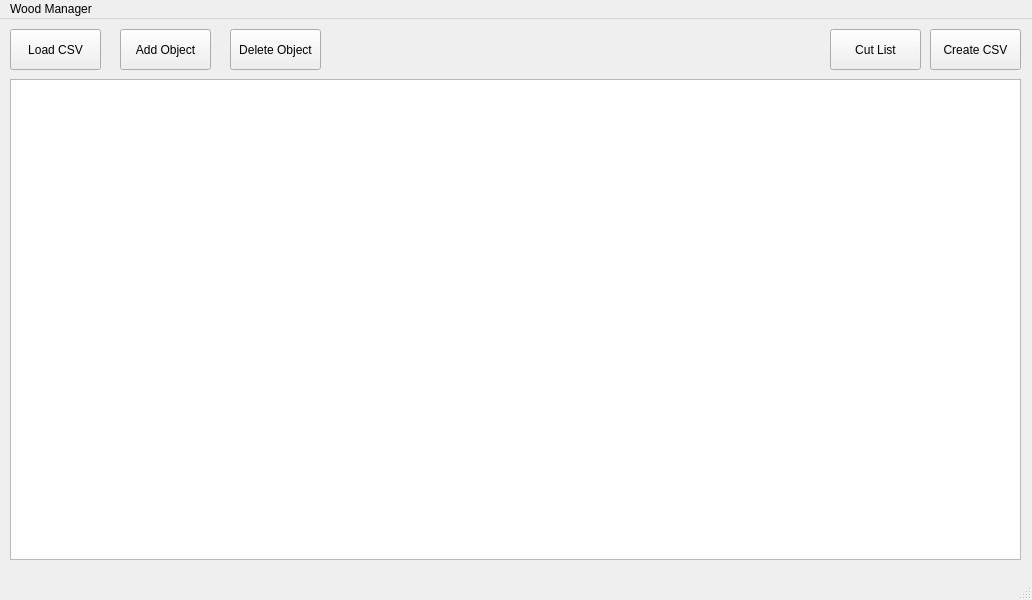
EtoDrowsy/CS499, file inventorywindow.ui: the form before one commit.
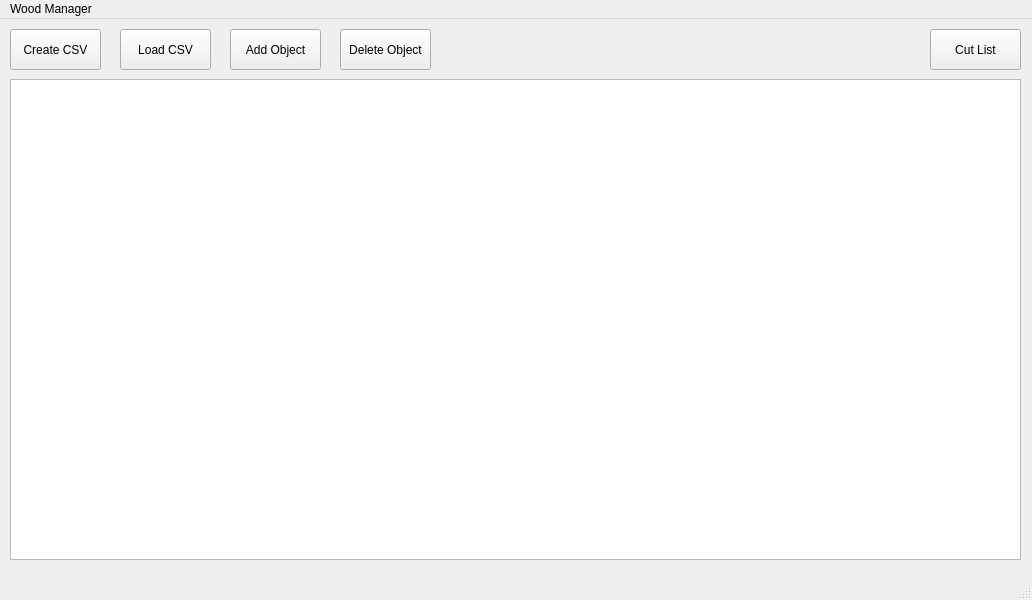
The form after the commit.

Commit message: Inventory UI layout update

What changed in the file:
```diff
--- a/inventorywindow.ui
+++ b/inventorywindow.ui
@@ -20,7 +20,7 @@
    <widget class="QPushButton" name="csvLoadButton">
     <property name="geometry">
      <rect>
-      <x>10</x>
+      <x>120</x>
       <y>10</y>
       <width>91</width>
       <height>41</height>
@@ -33,7 +33,7 @@
    <widget class="QPushButton" name="addObjectButton">
     <property name="geometry">
      <rect>
-      <x>120</x>
+      <x>230</x>
       <y>10</y>
       <width>91</width>
       <height>41</height>
@@ -49,7 +49,7 @@
    <widget class="QPushButton" name="deleteObjectButton">
     <property name="geometry">
      <rect>
-      <x>230</x>
+      <x>340</x>
       <y>10</y>
       <width>91</width>
       <height>41</height>
@@ -81,7 +81,7 @@
    <widget class="QPushButton" name="createCSVButton">
     <property name="geometry">
      <rect>
-      <x>930</x>
+      <x>10</x>
       <y>10</y>
       <width>91</width>
       <height>41</height>
@@ -94,7 +94,7 @@
    <widget class="QPushButton" name="pushButton">
     <property name="geometry">
      <rect>
-      <x>830</x>
+      <x>930</x>
       <y>10</y>
       <width>91</width>
       <height>41</height>
```
